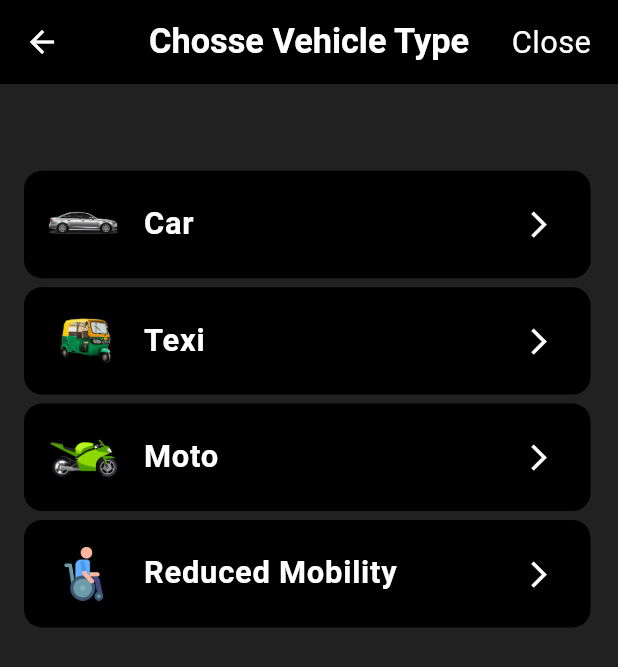
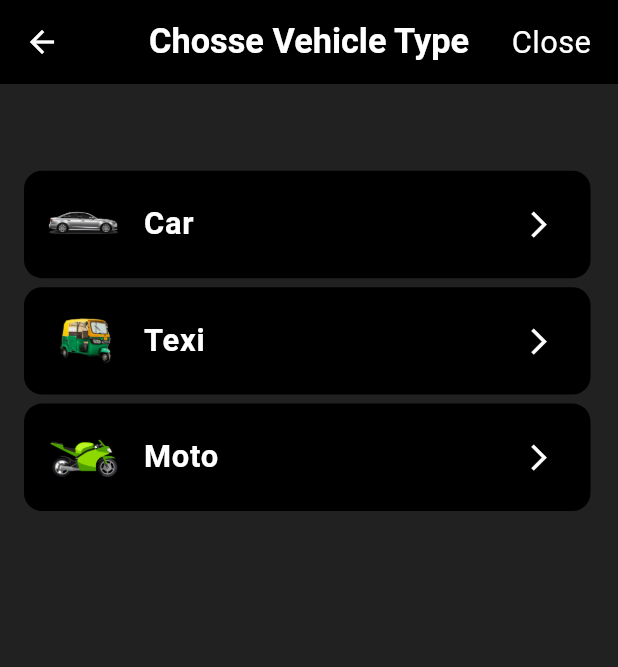
Before and after one commit to ShakilKhan999/indrive, a Flutter app: the VehicleTypeScreen screen opened directly, on a phone screen of 412 x 824 dp. Shown: the top 667 px of the screen. Run offline on Flutter 3.47's test engine with Material 3 defaults, Android fonts, the light colour scheme and no system bars; our stand-ins replace audioplayers, cloud_firestore, firebase_auth, firebase_core, firebase_storage, flutter_screenutil and 13 more; missing offline and left inert: dart:ffi, dropdown_flutter, five_pointed_star, flutter_polyline_points, google_place; accounts and stored records are empty.

Commit message:
reduce+mobility

```diff
--- a/lib/screens/driver/driver_info/views/vehicle_type_screen.dart
+++ b/lib/screens/driver/driver_info/views/vehicle_type_screen.dart
@@ -134,32 +134,32 @@ class VehicleTypeScreen extends StatelessWidget {
           ),
         ),
         SpaceHelper.verticalSpace5,
-        Container(
-          height: 60.h,
-          width: MediaQuery.of(context).size.width - 30.w,
-          decoration: BoxDecoration(
-              color: Colors.black, borderRadius: BorderRadius.circular(12)),
-          child: Center(
-            child: InkWell(
-              onTap: () {},
-              child: ListTile(
-                leading: SizedBox(
-                    height: 30.h,
-                    width: 40.h,
-                    child: Image.asset("assets/images/wheelchair.png")),
-                title: CommonComponents().printText(
-                    fontSize: 18,
-                    textData: "Reduced Mobility",
-                    fontWeight: FontWeight.bold),
-                trailing: Icon(
-                  Icons.arrow_forward_ios,
-                  color: Colors.white,
-                  size: 18.sp,
-                ),
-              ),
-            ),
-          ),
-        ),
+        // Container(
+        //   height: 60.h,
+        //   width: MediaQuery.of(context).size.width - 30.w,
+        //   decoration: BoxDecoration(
+        //       color: Colors.black, borderRadius: BorderRadius.circular(12)),
+        //   child: Center(
+        //     child: InkWell(
+        //       onTap: () {},
+        //       child: ListTile(
+        //         leading: SizedBox(
+        //             height: 30.h,
+        //             width: 40.h,
+        //             child: Image.asset("assets/images/wheelchair.png")),
+        //         title: CommonComponents().printText(
+        //             fontSize: 18,
+        //             textData: "Reduced Mobility",
+        //             fontWeight: FontWeight.bold),
+        //         trailing: Icon(
+        //           Icons.arrow_forward_ios,
+        //           color: Colors.white,
+        //           size: 18.sp,
+        //         ),
+        //       ),
+        //     ),
+        //   ),
+        // ),
       ],
     );
   }
--- a/pubspec.yaml
+++ b/pubspec.yaml
@@ -16,7 +16,7 @@ publish_to: 'none' # Remove this line if you wish to publish to pub.dev
 # https://developer.apple.com/library/archive/documentation/General/Reference/InfoPlistKeyReference/Articles/CoreFoundationKeys.html
 # In Windows, build-name is used as the major, minor, and patch parts
 # of the product and file versions while build-number is used as the build suffix.
-version: 1.0.0+1
+version: 1.0.3+4
 
 environment:
   sdk: '>=3.4.0 <4.0.0'
```
Also changed, not shown: pubspec.lock, 1 other file.
